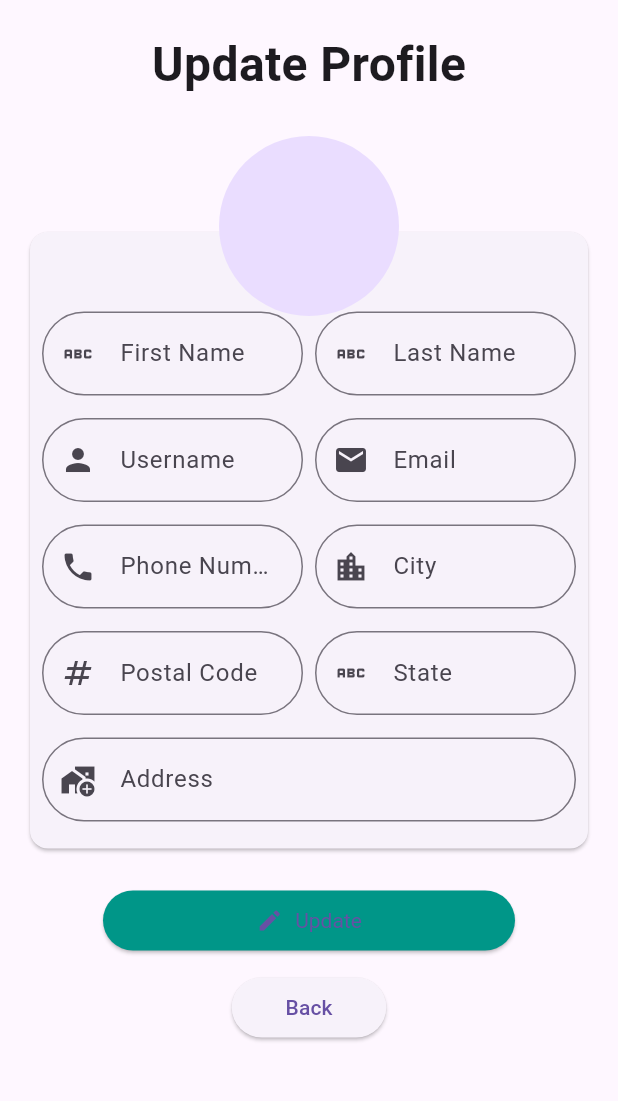
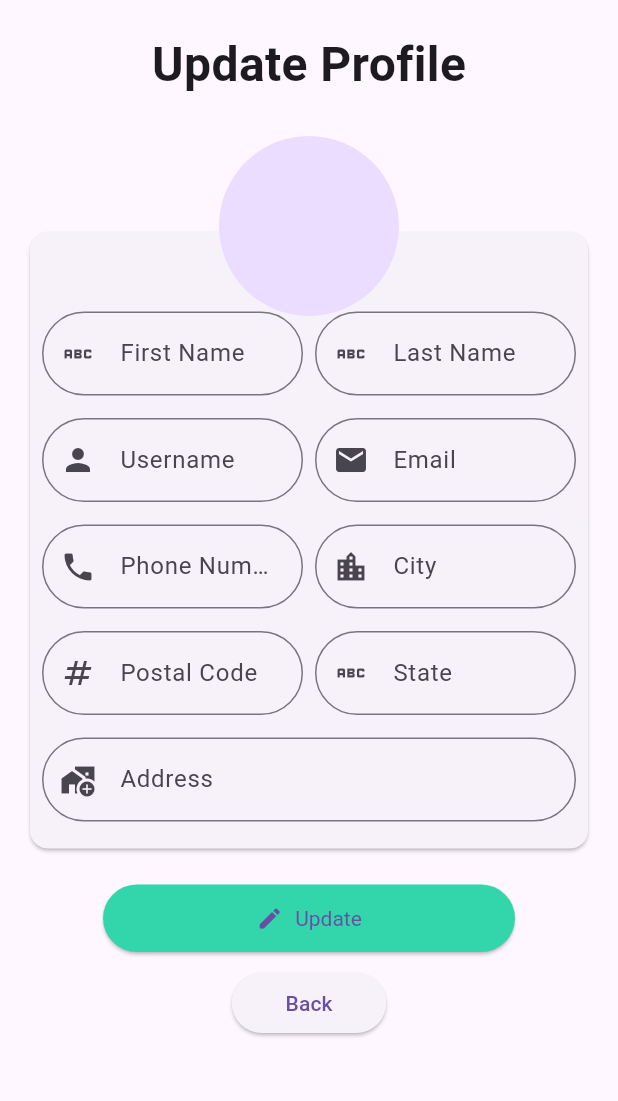
Before and after one commit to yahiasmeism/shopera, a Flutter app: the UpdateUserPage screen opened by its route, on a phone screen of 412 x 824 dp, the part 92-1193 px from its top. Run offline on Flutter 3.47's test engine with Material 3 defaults, Android fonts, the phone set to English and light mode, and no system bars; our stand-ins replace bloc, connectivity_plus, dartz, dio, equatable, flutter_bloc and 8 more; accounts and stored records are empty; statements that could not run were skipped.

Commit message:
use primary button core in update page

```diff
--- a/lib/features/authentication/presentation/pages/login_page.dart
+++ b/lib/features/authentication/presentation/pages/login_page.dart
@@ -1,8 +1,8 @@
 import 'package:flutter/material.dart';
 import 'package:flutter_bloc/flutter_bloc.dart';
 import 'package:shopera/core/widgets/button_primary.dart';
+import 'package:shopera/features/authentication/presentation/pages/update_user_page.dart';
 import 'package:shopera/features/authentication/presentation/cubits/user_cubit/cubit.dart';
-import 'package:shopera/features/authentication/presentation/pages/update_user_page.dart';
 import 'package:shopera/features/authentication/presentation/widgets/text_form_field.dart';
 import 'package:shopera/features/authentication/presentation/widgets/primary_button_google.dart';
 
--- a/lib/features/authentication/presentation/pages/update_user_page.dart
+++ b/lib/features/authentication/presentation/pages/update_user_page.dart
@@ -1,5 +1,6 @@
 import 'package:flutter/material.dart';
 import 'package:flutter_bloc/flutter_bloc.dart';
+import 'package:shopera/core/widgets/button_primary.dart';
 import 'package:shopera/features/authentication/domain/entities/user.dart';
 import 'package:shopera/features/authentication/data/models/user_model.dart';
 import 'package:shopera/features/authentication/presentation/cubits/user_cubit/cubit.dart';
@@ -282,7 +283,16 @@ class _UpdateUserPageState extends State<UpdateUserPage> {
                       }
                       return SizedBox(
                         width: MediaQuery.of(context).size.width / 1.5,
-                        child: ElevatedButton(
+                        child: PrimaryButton(
+                          child: const Row(
+                            mainAxisAlignment: MainAxisAlignment.center,
+                            mainAxisSize: MainAxisSize.min,
+                            children: [
+                              Icon(Icons.edit),
+                              SizedBox(width: 8.0),
+                              Text('Update'),
+                            ],
+                          ),
                           onPressed: () {
                             if (_formKey.currentState?.validate() ?? false) {
                               final user = context.read<UserCubit>().userEntite;
@@ -307,20 +317,7 @@ class _UpdateUserPageState extends State<UpdateUserPage> {
                                   .updateUser(user: updatedUser);
                             }
                           },
-                          style: ElevatedButton.styleFrom(
-                            textStyle: const TextStyle(color: Colors.white),
-                            backgroundColor: Colors.teal,
-                            // Text color
-                          ),
-                          child: const Row(
-                            mainAxisAlignment: MainAxisAlignment.center,
-                            mainAxisSize: MainAxisSize.min,
-                            children: [
-                              Icon(Icons.edit),
-                              SizedBox(width: 8.0),
-                              Text('Update'),
-                            ],
-                          ),
+
                         ),
                       );
                     },
```
